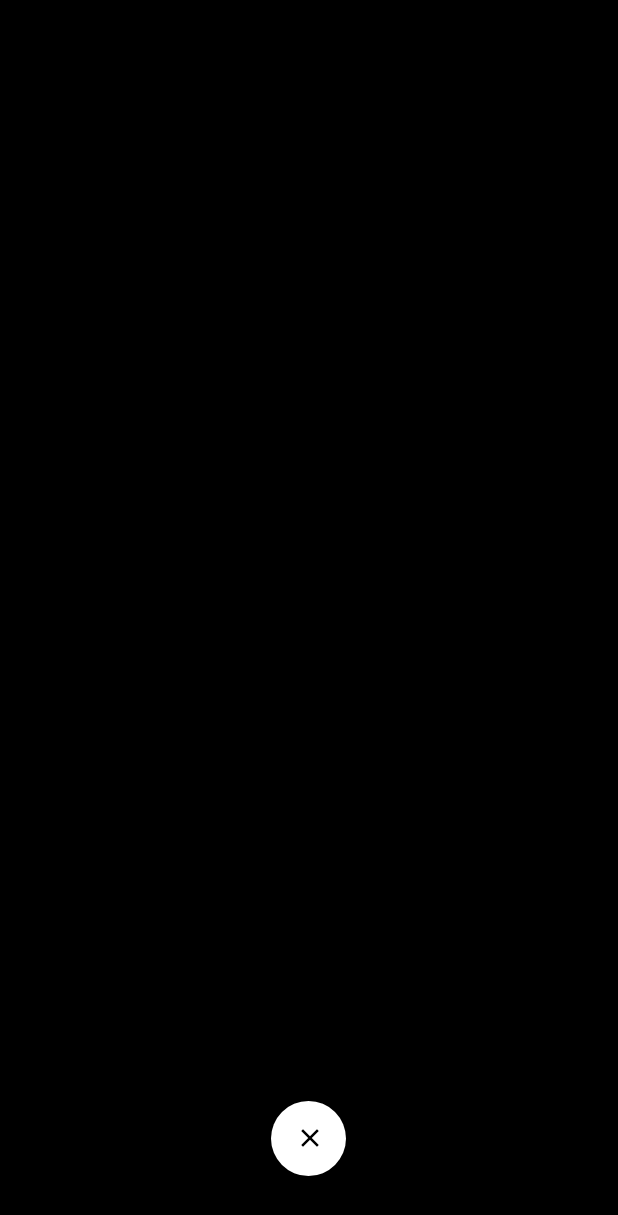
After one commit to Vishwajith-Shettigar/Netflixclone, an Android app: the layout bottomshettdialogseasons.xml on its own in the app's theme, with its tools: preview values and no code run, on a phone screen of 412 x 824 dp. The commit adds this screen. Shown: the top 1215 px of the screen. Run offline under Robolectric (Android 15) with nearby library versions, the phone set to English and light mode, and no system bars.

Commit message:
s commit

```diff
--- /dev/null
+++ b/app/src/main/res/drawable/seasoncloseback.xml
@@ -0,0 +1,5 @@
+<?xml version="1.0" encoding="utf-8"?>
+<shape xmlns:android="http://schemas.android.com/apk/res/android">
+<solid android:color="@color/white"/>
+<corners android:radius="1000dp"/>
+</shape>
--- /dev/null
+++ b/app/src/main/res/layout/bottomshettdialogseasons.xml
@@ -0,0 +1,96 @@
+<?xml version="1.0" encoding="utf-8"?>
+<RelativeLayout xmlns:android="http://schemas.android.com/apk/res/android"
+    android:layout_width="match_parent"
+    android:layout_height="match_parent"
+    xmlns:app="http://schemas.android.com/apk/res-auto"
+    android:background="@color/black"
+
+
+android:gravity="center"
+
+
+
+    >
+
+
+<LinearLayout
+    android:layout_width="match_parent"
+    android:layout_height="match_parent"
+    android:orientation="vertical"
+android:gravity="center"
+    android:id="@+id/seasonsnames"
+    android:layout_marginTop="20dp"
+    >
+
+
+<!--<TextView-->
+
+<!--    android:id="@+id/season1"-->
+<!--    android:layout_width="wrap_content"-->
+<!--    android:layout_height="wrap_content"-->
+<!--android:textSize="20dp"-->
+<!--    android:text="Season 1"-->
+<!--android:textColor="@color/white"-->
+<!--    android:layout_margin="30dp"-->
+
+<!--    />-->
+<!--    <TextView-->
+<!--        android:id="@+id/season2"-->
+<!--        android:layout_width="wrap_content"-->
+<!--        android:layout_height="wrap_content"-->
+<!--        android:textSize="20dp"-->
+<!--        android:text="Season 1"-->
+<!--        android:textColor="@color/gray"-->
+<!--        android:layout_margin="30dp"-->
+<!--        />-->
+<!--    <TextView-->
+<!--        android:id="@+id/season3"-->
+<!--        android:layout_width="wrap_content"-->
+<!--        android:layout_height="wrap_content"-->
+<!--        android:textSize="20dp"-->
+<!--        android:text="Season 1"-->
+<!--        android:textColor="@color/gray"-->
+<!--        android:layout_margin="30dp"-->
+<!--        />-->
+<!--    <TextView-->
+<!--        android:id="@+id/season4"-->
+<!--        android:layout_width="wrap_content"-->
+<!--        android:layout_height="wrap_content"-->
+<!--        android:textSize="20dp"-->
+<!--        android:text="Season 1"-->
+<!--        android:textColor="@color/gray"-->
+<!--        android:layout_margin="30dp"-->
+<!--        />-->
+<!--    -->
+
+
+
+</LinearLayout>
+
+
+    <LinearLayout
+        android:layout_width="match_parent"
+        android:layout_height="wrap_content"
+android:gravity="center_horizontal"
+        android:layout_alignParentBottom="true"
+        android:layout_marginBottom="40dp"
+        android:elevation="5dp"
+        >
+
+
+
+    <com.google.android.material.button.MaterialButton
+        android:layout_width="50dp"
+
+        android:layout_height="50dp"
+app:icon="@drawable/baseline_close_24"
+android:id="@+id/closedialogue"
+        app:iconSize="20dp"
+        style="@style/customButtonmainpostermylist"
+       android:background="@drawable/seasoncloseback"
+android:elevation="5dp"
+android:layout_alignParentBottom="true"
+        android:gravity="center"
+        />
+    </LinearLayout>
+</RelativeLayout>
--- /dev/null
+++ b/app/src/main/res/layout/episodeslayout.xml
@@ -0,0 +1,6 @@
+<?xml version="1.0" encoding="utf-8"?>
+<androidx.constraintlayout.widget.ConstraintLayout xmlns:android="http://schemas.android.com/apk/res/android"
+    android:layout_width="match_parent"
+    android:layout_height="match_parent">
+
+</androidx.constraintlayout.widget.ConstraintLayout>
--- a/app/src/main/res/layout/fragment_episodesfragment.xml
+++ b/app/src/main/res/layout/fragment_episodesfragment.xml
@@ -12,7 +12,7 @@
     <com.google.android.material.button.MaterialButton
         android:layout_width="100dp"
         android:layout_height="30dp"
-
+android:id="@+id/seasonnobtn"
         app:icon="@drawable/baseline_arrow_drop_down_24"
         android:text="Season 1"
         android:textColor="@color/white"
```
Also changed, not shown: app/src/main/java/com/example/netflixclone/Fragmentsnetflix/Episodesfragment.java (+95 -0 lines).
